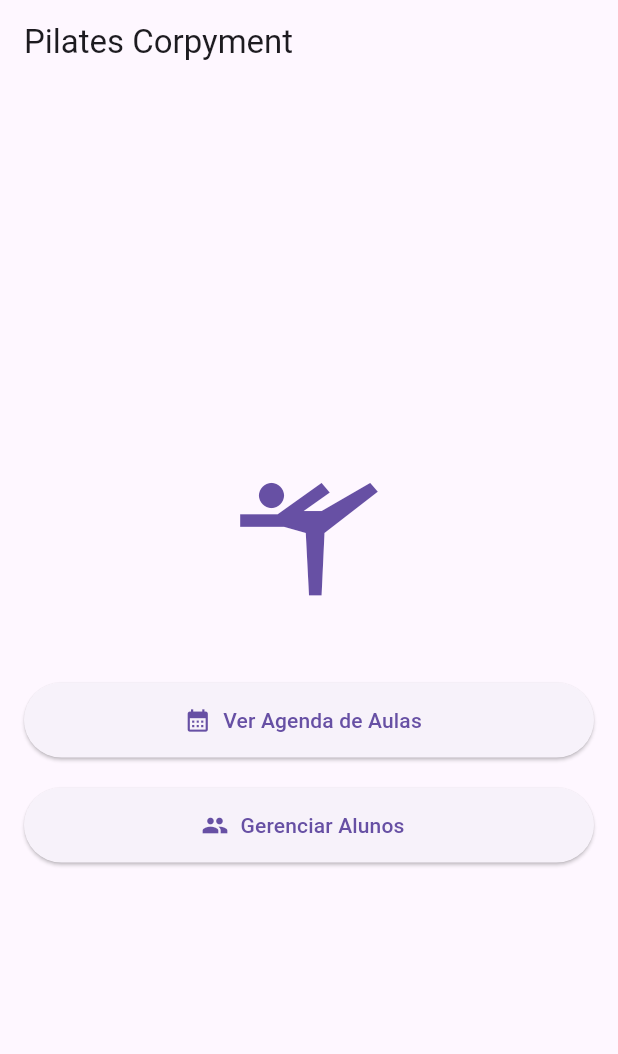
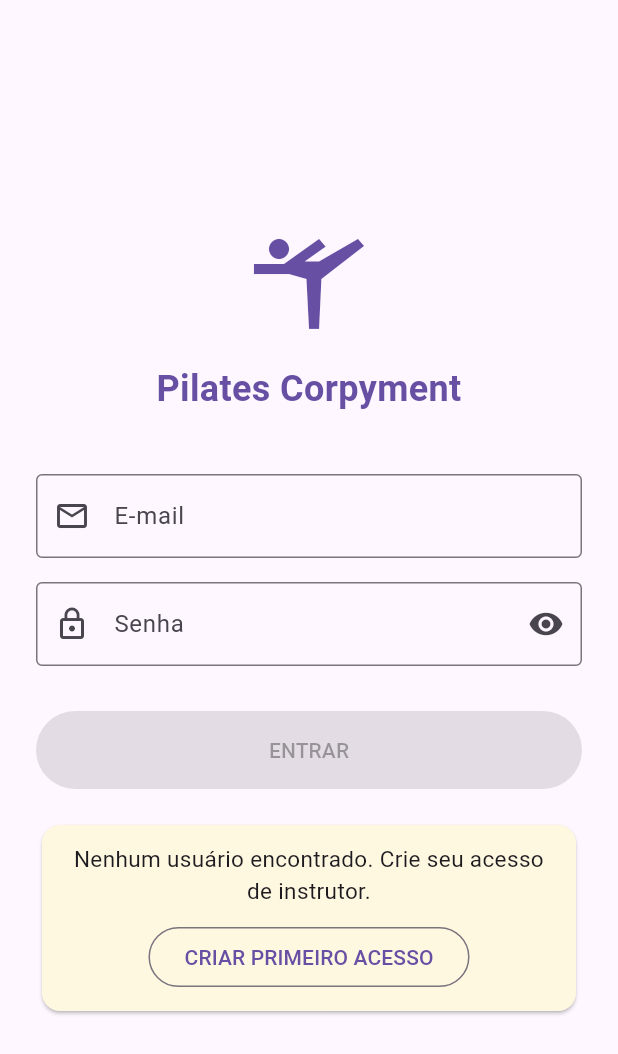
Before and after one commit to DiegoRodrigues1988/Corpyment-2025, a Flutter app: the screen it shows after launch, on a phone screen of 412 x 824 dp. Shown: the top 1054 px of the screen. Run offline on Flutter 3.47's test engine with Material 3 defaults, Android fonts, the phone set to English and light mode, and no system bars; our stand-ins replace flutter_local_notifications, pdf, printing, shared_preferences, sqflite, table_calendar and 1 more; accounts and stored records are empty.

Commit message:
App atualizado funcionando com login e senha

```diff
--- a/lib/main.dart
+++ b/lib/main.dart
@@ -1,10 +1,12 @@
 import 'package:flutter/material.dart';
 import 'package:flutter_localizations/flutter_localizations.dart';
 import 'package:intl/date_symbol_data_local.dart';
+import 'package:shared_preferences/shared_preferences.dart';
 import 'package:timezone/data/latest_all.dart' as tz;
 import 'package:timezone/timezone.dart' as tz;
 import 'helpers/notification_helper.dart';
 import 'screens/home_screen.dart';
+import 'screens/login_screen.dart';
 
 Future<void> main() async {
   // Garante que os bindings do Flutter foram inicializados
@@ -20,23 +22,26 @@ Future<void> main() async {
   // Inicializa a formatação de datas para o local 'pt_BR'
   await initializeDateFormatting('pt_BR', null);
 
-  runApp(const MyApp());
+  // Verifica se o usuário já está logado
+  final prefs = await SharedPreferences.getInstance();
+  final bool isLoggedIn = prefs.getBool('isLoggedIn') ?? false;
+
+  runApp(MyApp(isLoggedIn: isLoggedIn));
 }
 
 class MyApp extends StatelessWidget {
-  const MyApp({super.key});
+  final bool isLoggedIn;
+  const MyApp({super.key, required this.isLoggedIn});
 
   @override
   Widget build(BuildContext context) {
     return MaterialApp(
       title: 'Pilates Corpyment',
-      // Configura o tema do aplicativo
       theme: ThemeData(
-        primarySwatch: Colors.amber, // <--- AQUI ESTÁ A COR DOURADA CORRIGIDA
+        primarySwatch: Colors.amber,
         visualDensity: VisualDensity.adaptivePlatformDensity,
         useMaterial3: true,
       ),
-      // Configura o app para usar o idioma português
       localizationsDelegates: const [
         GlobalMaterialLocalizations.delegate,
         GlobalWidgetsLocalizations.delegate,
@@ -45,7 +50,8 @@ class MyApp extends StatelessWidget {
       supportedLocales: const [
         Locale('pt', 'BR'),
       ],
-      home: const HomeScreen(),
+      // Define a tela inicial baseada no estado de login
+      home: isLoggedIn ? const HomeScreen() : const LoginScreen(),
       debugShowCheckedModeBanner: false,
     );
   }
--- /dev/null
+++ b/lib/screens/login_screen.dart
@@ -0,0 +1,196 @@
+import 'package:flutter/material.dart';
+import 'package:shared_preferences/shared_preferences.dart';
+import '../helpers/database_helper.dart';
+import 'home_screen.dart';
+import 'registration_screen.dart';
+
+class LoginScreen extends StatefulWidget {
+  const LoginScreen({super.key});
+
+  @override
+  State<LoginScreen> createState() => _LoginScreenState();
+}
+
+class _LoginScreenState extends State<LoginScreen> {
+  final _formKey = GlobalKey<FormState>();
+  final _emailController = TextEditingController();
+  final _passwordController = TextEditingController();
+  bool _isPasswordVisible = false;
+  bool _isLoading = false;
+  bool _userExists = false;
+
+  @override
+  void initState() {
+    super.initState();
+    _checkIfUserExists();
+  }
+
+  Future<void> _checkIfUserExists() async {
+    final user = await DatabaseHelper.instance.getUser();
+    if (mounted) {
+      setState(() {
+        _userExists = (user != null);
+      });
+    }
+  }
+
+  Future<void> _login() async {
+    if (_formKey.currentState!.validate()) {
+      setState(() => _isLoading = true);
+
+      final user = await DatabaseHelper.instance.getUser();
+
+      if (user != null &&
+          user['email'] == _emailController.text &&
+          user['password'] == _passwordController.text) {
+        // Salva o estado de login
+        final prefs = await SharedPreferences.getInstance();
+        await prefs.setBool('isLoggedIn', true);
+
+        if (mounted) {
+          Navigator.of(context).pushReplacement(
+            MaterialPageRoute(builder: (context) => const HomeScreen()),
+          );
+        }
+      } else {
+        if (mounted) {
+          ScaffoldMessenger.of(context).showSnackBar(
+            const SnackBar(
+              content: Text('E-mail ou senha inválidos.'),
+              backgroundColor: Colors.red,
+            ),
+          );
+        }
+      }
+
+      if (mounted) {
+        setState(() => _isLoading = false);
+      }
+    }
+  }
+
+  @override
+  void dispose() {
+    _emailController.dispose();
+    _passwordController.dispose();
+    super.dispose();
+  }
+
+  @override
+  Widget build(BuildContext context) {
+    return Scaffold(
+      body: Center(
+        child: SingleChildScrollView(
+          padding: const EdgeInsets.all(24.0),
+          child: Form(
+            key: _formKey,
+            child: Column(
+              mainAxisAlignment: MainAxisAlignment.center,
+              crossAxisAlignment: CrossAxisAlignment.stretch,
+              children: <Widget>[
+                Icon(
+                  Icons.sports_gymnastics,
+                  size: 80,
+                  color: Theme.of(context).primaryColor,
+                ),
+                const SizedBox(height: 16),
+                Text(
+                  'Pilates Corpyment',
+                  textAlign: TextAlign.center,
+                  style: TextStyle(
+                    fontSize: 24,
+                    fontWeight: FontWeight.bold,
+                    color: Theme.of(context).primaryColor,
+                  ),
+                ),
+                const SizedBox(height: 40),
+                TextFormField(
+                  controller: _emailController,
+                  decoration: const InputDecoration(
+                    labelText: 'E-mail',
+                    prefixIcon: Icon(Icons.email_outlined),
+                    border: OutlineInputBorder(),
+                  ),
+                  keyboardType: TextInputType.emailAddress,
+                  validator: (value) {
+                    if (value == null || !value.contains('@')) {
+                      return 'Por favor, insira um e-mail válido.';
+                    }
+                    return null;
+                  },
+                ),
+                const SizedBox(height: 16),
+                TextFormField(
+                  controller: _passwordController,
+                  obscureText: !_isPasswordVisible,
+                  decoration: InputDecoration(
+                    labelText: 'Senha',
+                    prefixIcon: const Icon(Icons.lock_outline),
+                    border: const OutlineInputBorder(),
+                    suffixIcon: IconButton(
+                      icon: Icon(
+                        _isPasswordVisible
+                            ? Icons.visibility_off
+                            : Icons.visibility,
+                      ),
+                      onPressed: () {
+                        setState(() {
+                          _isPasswordVisible = !_isPasswordVisible;
+                        });
+                      },
+                    ),
+                  ),
+                  validator: (value) {
+                    if (value == null || value.isEmpty) {
+                      return 'Por favor, insira a senha.';
+                    }
+                    return null;
+                  },
+                ),
+                const SizedBox(height: 30),
+                if (_isLoading)
+                  const Center(child: CircularProgressIndicator())
+                else
+                  ElevatedButton(
+                    style: ElevatedButton.styleFrom(
+                      padding: const EdgeInsets.symmetric(vertical: 16),
+                    ),
+                    onPressed: _userExists ? _login : null,
+                    child: const Text('ENTRAR'),
+                  ),
+                const SizedBox(height: 20),
+                if (!_userExists)
+                  Card(
+                    color: Colors.amber.shade50,
+                    child: Padding(
+                      padding: const EdgeInsets.all(12.0),
+                      child: Column(
+                        children: [
+                          const Text(
+                            'Nenhum usuário encontrado. Crie seu acesso de instrutor.',
+                            textAlign: TextAlign.center,
+                            style: TextStyle(fontSize: 15),
+                          ),
+                          const SizedBox(height: 10),
+                          OutlinedButton(
+                            onPressed: () async {
+                              await Navigator.of(context).push(
+                                MaterialPageRoute(
+                                    builder: (_) => const RegistrationScreen()),
+                              );
+                              _checkIfUserExists();
+                            },
+                            child: const Text('CRIAR PRIMEIRO ACESSO'),
+                          ),
+                        ],
+                      ),
+                    ),
+                  ),
+              ],
+            ),
+          ),
+        ),
+      ),
+    );
+  }
+}
--- a/pubspec.yaml
+++ b/pubspec.yaml
@@ -24,6 +24,7 @@ dependencies:
   timezone: ^0.9.4
   pdf: ^3.10.8
   printing: ^5.11.1
+  shared_preferences: ^2.2.3
 
 dev_dependencies:
   flutter_test:
```
Also changed, not shown: lib/helpers/database_helper.dart (+41 -12 lines), lib/screens/home_screen.dart (+47 -2 lines), lib/screens/registration_screen.dart (added, +145 -0 lines), pubspec.lock, 1 other file.
